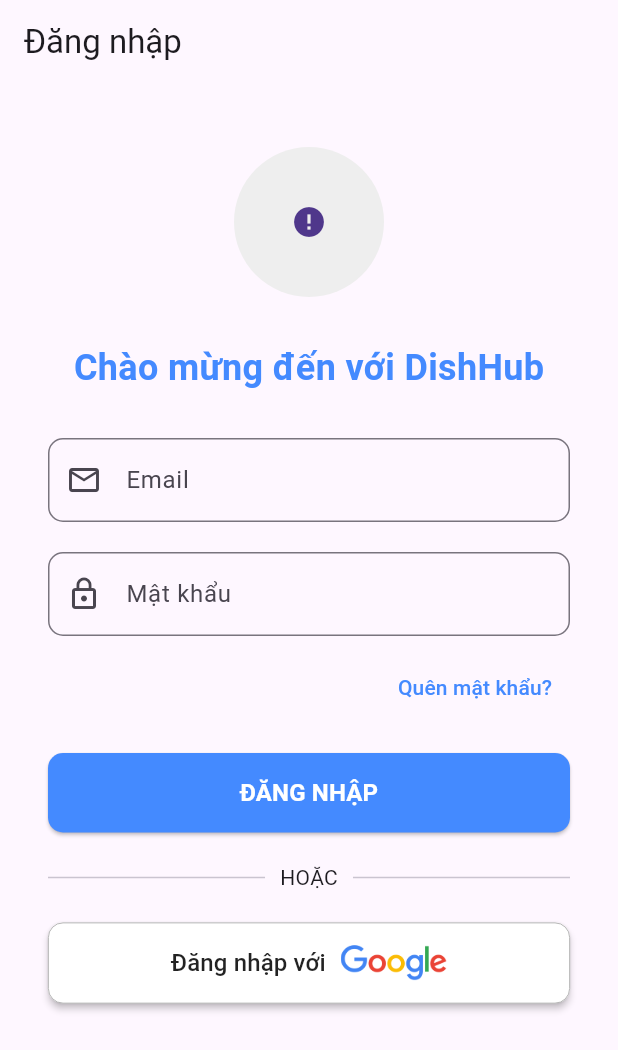
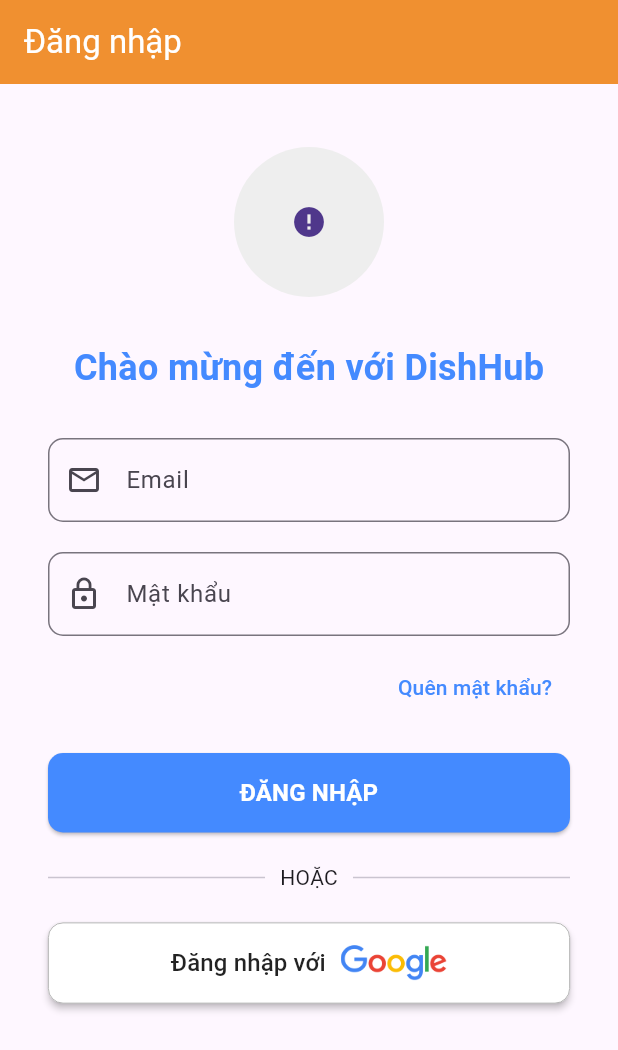
Before and after one commit to vuhongdang18092004/dishhub_recipe_sharing_app, a Flutter app: the screen it shows after launch, on a phone screen of 412 x 824 dp. Shown: the top 1050 px of the screen. Run offline on Flutter 3.47's test engine with Material 3 defaults, Android fonts, the phone set to English and light mode, and no system bars; drawn by our look-alikes of cached_network_image; our stand-ins replace cloud_firestore, equatable, firebase_auth, firebase_core, flutter_bloc, go_router and 1 more; accounts and stored records are empty; network calls fail.

Commit message:
feat(theme): add app-wide light/dark themes with toggle functionality

```diff
--- /dev/null
+++ b/lib/config/theme.dart
@@ -0,0 +1,48 @@
+import 'package:flutter/material.dart';
+
+class AppThemes {
+  static const Color primaryColor = Color.fromRGBO(240, 144, 48, 1);
+
+  static final lightTheme = ThemeData(
+    brightness: Brightness.light,
+    primaryColor: primaryColor,
+    primarySwatch: generateMaterialColor(primaryColor),
+    appBarTheme: const AppBarTheme(
+      backgroundColor: primaryColor,
+      foregroundColor: Colors.white,
+    ),
+    drawerTheme: const DrawerThemeData(
+      backgroundColor: Colors.white,
+      elevation: 0,
+    ),
+  );
+
+  static final darkTheme = ThemeData(
+    brightness: Brightness.dark,
+    primaryColor: primaryColor,
+    primarySwatch: generateMaterialColor(primaryColor),
+    appBarTheme: const AppBarTheme(
+      backgroundColor: primaryColor,
+      foregroundColor: Colors.white,
+    ),
+    drawerTheme: const DrawerThemeData(
+      backgroundColor: Colors.grey,
+      elevation: 0,
+    ),
+  );
+
+  static MaterialColor generateMaterialColor(Color color) {
+    return MaterialColor(color.value, <int, Color>{
+      50: Color.fromRGBO(color.red, color.green, color.blue, .1),
+      100: Color.fromRGBO(color.red, color.green, color.blue, .2),
+      200: Color.fromRGBO(color.red, color.green, color.blue, .3),
+      300: Color.fromRGBO(color.red, color.green, color.blue, .4),
+      400: Color.fromRGBO(color.red, color.green, color.blue, .5),
+      500: Color.fromRGBO(color.red, color.green, color.blue, .6),
+      600: Color.fromRGBO(color.red, color.green, color.blue, .7),
+      700: Color.fromRGBO(color.red, color.green, color.blue, .8),
+      800: Color.fromRGBO(color.red, color.green, color.blue, .9),
+      900: Color.fromRGBO(color.red, color.green, color.blue, 1),
+    });
+  }
+}
--- a/lib/main.dart
+++ b/lib/main.dart
@@ -6,12 +6,12 @@
 import 'package:google_sign_in/google_sign_in.dart';
 import 'package:go_router/go_router.dart';
 
+import 'config/theme.dart';
+import 'config/app_router.dart';
 import 'features/auth/presentation/bloc/auth_bloc.dart';
 import 'features/auth/domain/usecases/auth_usecases.dart';
 import 'features/auth/data/repositories/auth_repository_impl.dart';
 import 'features/auth/data/datasources/firebase_auth_datasource.dart';
-import 'features/auth/presentation/screens/login_page.dart';
-import 'config/app_router.dart';
 import 'features/auth/domain/entities/user_entity.dart';
 
 void main() async {
@@ -57,6 +57,9 @@
   final AuthRepositoryImpl authRepository;
   final UserEntity? initialUser;
 
+  static final ValueNotifier<ThemeMode> themeNotifier =
+      ValueNotifier(ThemeMode.light);
+
   const MyApp({super.key, required this.authRepository, this.initialUser});
 
   @override
@@ -70,9 +73,17 @@
         signOut: SignOut(authRepository),
         getCurrentUser: GetCurrentUser(authRepository),
       ),
-      child: MaterialApp.router(
-        debugShowCheckedModeBanner: false,
-        routerConfig: AppRouter(initialUser: initialUser).router,
+      child: ValueListenableBuilder<ThemeMode>(
+        valueListenable: themeNotifier,
+        builder: (context, themeMode, _) {
+          return MaterialApp.router(
+            debugShowCheckedModeBanner: false,
+            theme: AppThemes.lightTheme,
+            darkTheme: AppThemes.darkTheme,
+            themeMode: themeMode,
+            routerConfig: AppRouter(initialUser: initialUser).router,
+          );
+        },
       ),
     );
   }
--- a/lib/widgets/scaffold_with_navbar.dart
+++ b/lib/widgets/scaffold_with_navbar.dart
@@ -16,6 +16,8 @@
   Widget build(BuildContext context) {
     final titles = ["Home", "Add", "Settings"];
     final currentTitle = titles[navigationShell.currentIndex];
+
+    const Color primaryColor = Color.fromRGBO(240, 144, 48, 1);
 
     return Scaffold(
       appBar: AppBar(
@@ -36,6 +38,9 @@
       bottomNavigationBar: BottomNavigationBar(
         currentIndex: navigationShell.currentIndex,
         onTap: (index) => navigationShell.goBranch(index),
+        type: BottomNavigationBarType.fixed,
+        selectedItemColor: primaryColor,
+        unselectedItemColor: Colors.grey,
         items: [
           const BottomNavigationBarItem(icon: Icon(Icons.home), label: "Home"),
           const BottomNavigationBarItem(icon: Icon(Icons.add), label: "Add"),
```
Also changed, not shown: lib/widgets/drawer_widget.dart (+23 -3 lines).
